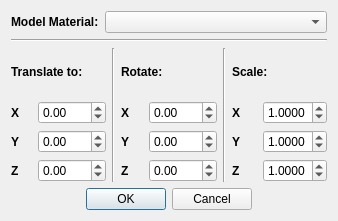
First picture: the form in ui/propertiesDialog.ui, repository GVallicrosa/FabQtV2, before the edit.
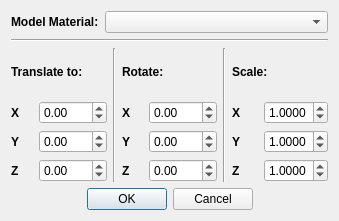
Second picture: the form after the edit.

The edit to the form file:
```diff
--- a/ui/propertiesDialog.ui
+++ b/ui/propertiesDialog.ui
@@ -6,7 +6,7 @@
    <rect>
     <x>0</x>
     <y>0</y>
-    <width>338</width>
+    <width>339</width>
     <height>221</height>
    </rect>
   </property>
@@ -83,10 +83,10 @@
          <item row="0" column="2">
           <widget class="QDoubleSpinBox" name="x_translate">
            <property name="minimum">
-            <double>-100.000000000000000</double>
+            <double>-500.000000000000000</double>
            </property>
            <property name="maximum">
-            <double>300.000000000000000</double>
+            <double>500.000000000000000</double>
            </property>
            <property name="value">
             <double>0.000000000000000</double>
@@ -109,10 +109,10 @@
          <item row="1" column="2">
           <widget class="QDoubleSpinBox" name="y_translate">
            <property name="minimum">
-            <double>-100.000000000000000</double>
+            <double>-500.000000000000000</double>
            </property>
            <property name="maximum">
-            <double>300.000000000000000</double>
+            <double>500.000000000000000</double>
            </property>
           </widget>
          </item>
@@ -132,10 +132,10 @@
          <item row="2" column="2">
           <widget class="QDoubleSpinBox" name="z_translate">
            <property name="minimum">
-            <double>-100.000000000000000</double>
+            <double>-500.000000000000000</double>
            </property>
            <property name="maximum">
-            <double>300.000000000000000</double>
+            <double>500.000000000000000</double>
            </property>
           </widget>
          </item>
```
